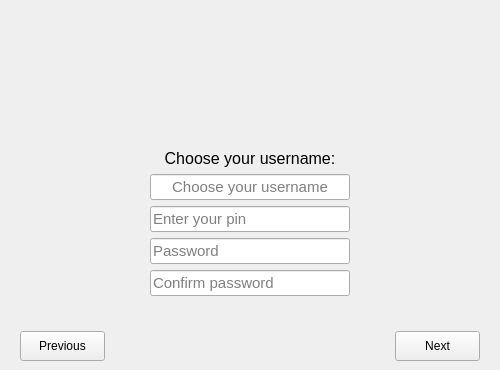
The window that wizarddialog.ui (savoirfairelinux/jami-client-windows) describes before a commit, drawn with Qt 5.
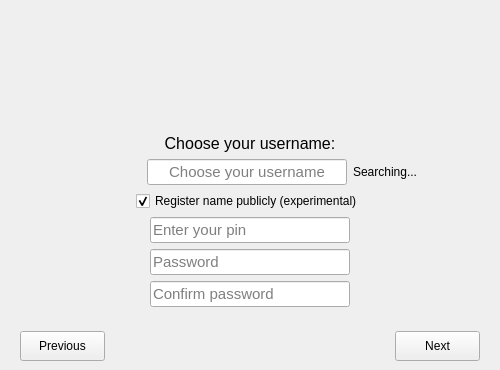
The same window after the commit. The open tabs and pages were chosen to show the change. Icons and pictures are not drawn.

```diff
--- a/wizarddialog.ui
+++ b/wizarddialog.ui
@@ -214,7 +214,22 @@
          </property>
         </widget>
        </item>
-       <item alignment="Qt::AlignHCenter">
+       <item>
+        <layout class="QHBoxLayout" name="horizontalLayout_2">
+         <item>
+          <spacer name="horizontalSpacer_2">
+           <property name="orientation">
+            <enum>Qt::Horizontal</enum>
+           </property>
+           <property name="sizeHint" stdset="0">
+            <size>
+             <width>40</width>
+             <height>20</height>
+            </size>
+           </property>
+          </spacer>
+         </item>
+         <item>
         <widget class="QLineEdit" name="usernameEdit">
          <property name="minimumSize">
           <size>
@@ -240,6 +255,34 @@
           <string>Choose your username</string>
          </property>
          <property name="clearButtonEnabled">
+            <bool>true</bool>
+           </property>
+          </widget>
+         </item>
+         <item>
+          <widget class="QLabel" name="searchingStateLabel">
+           <property name="sizePolicy">
+            <sizepolicy hsizetype="Expanding" vsizetype="Preferred">
+             <horstretch>0</horstretch>
+             <verstretch>0</verstretch>
+            </sizepolicy>
+           </property>
+           <property name="text">
+            <string>Searching...</string>
+           </property>
+          </widget>
+         </item>
+        </layout>
+       </item>
+       <item alignment="Qt::AlignHCenter">
+        <widget class="QCheckBox" name="signUpCheckbox">
+         <property name="toolTip">
+          <string>Register your username on the Ring. This will reserve the username so that only you can use it. Your friends will be able to call you with your usename instead of using your RingID.</string>
+         </property>
+         <property name="text">
+          <string>Register name publicly (experimental)</string>
+         </property>
+         <property name="checked">
           <bool>true</bool>
          </property>
         </widget>
```
Lines whose indentation alone changed are shown as unchanged.
